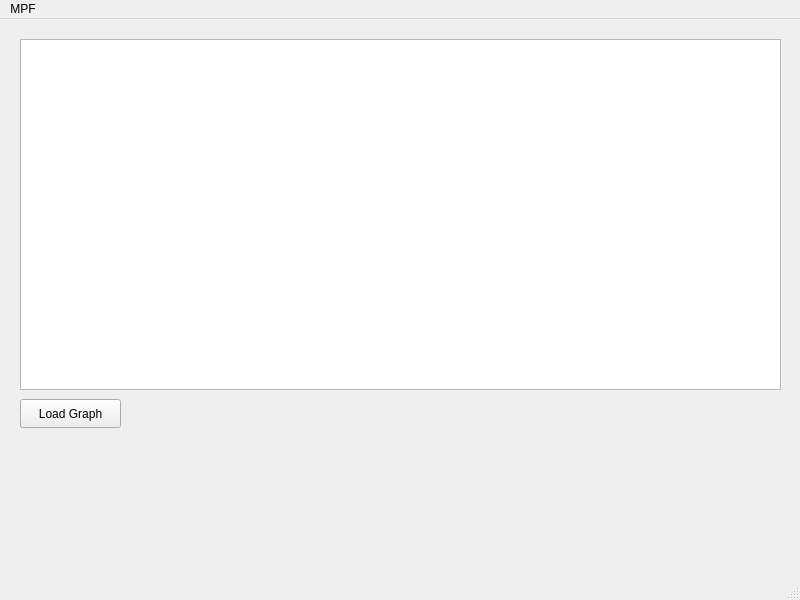
citrovin/map-path-finder-embedded-cpp, file mainwindow.ui: the form before one commit.
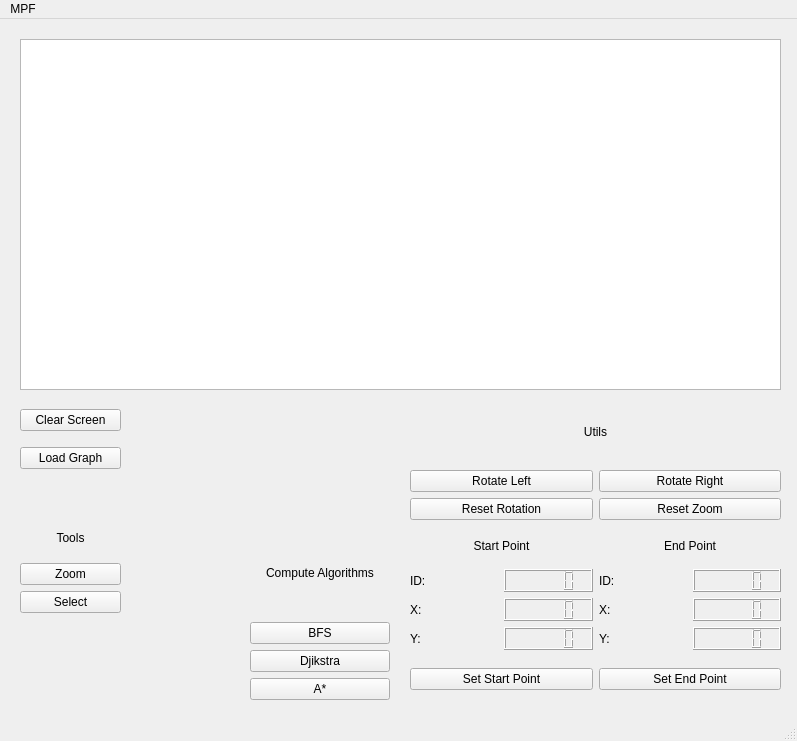
The form after the commit.

Commit message: layout and precision

```diff
--- a/mainwindow.ui
+++ b/mainwindow.ui
@@ -6,8 +6,8 @@
    <rect>
     <x>0</x>
     <y>0</y>
-    <width>800</width>
-    <height>600</height>
+    <width>797</width>
+    <height>741</height>
    </rect>
   </property>
   <property name="windowTitle">
@@ -24,18 +24,301 @@
      </rect>
     </property>
    </widget>
-   <widget class="QPushButton" name="load_graph_button">
+   <widget class="QWidget" name="gridLayoutWidget">
     <property name="geometry">
      <rect>
       <x>20</x>
       <y>380</y>
       <width>101</width>
-      <height>29</height>
+      <height>81</height>
      </rect>
     </property>
-    <property name="text">
-     <string>Load Graph</string>
+    <layout class="QGridLayout" name="gridLayout">
+     <item row="0" column="0">
+      <widget class="QPushButton" name="clear_screen_button">
+       <property name="text">
+        <string>Clear Screen</string>
+       </property>
+      </widget>
+     </item>
+     <item row="2" column="0">
+      <widget class="QPushButton" name="load_graph_button">
+       <property name="text">
+        <string>Load Graph</string>
+       </property>
+      </widget>
+     </item>
+    </layout>
+   </widget>
+   <widget class="QWidget" name="verticalLayoutWidget_2">
+    <property name="geometry">
+     <rect>
+      <x>410</x>
+      <y>380</y>
+      <width>371</width>
+      <height>121</height>
+     </rect>
     </property>
+    <layout class="QVBoxLayout" name="verticalLayout_2">
+     <item>
+      <widget class="QLabel" name="label_3">
+       <property name="text">
+        <string>Utils</string>
+       </property>
+       <property name="alignment">
+        <set>Qt::AlignCenter</set>
+       </property>
+      </widget>
+     </item>
+     <item>
+      <layout class="QHBoxLayout" name="horizontalLayout">
+       <item>
+        <widget class="QPushButton" name="util_rotate_left_button">
+         <property name="text">
+          <string>Rotate Left</string>
+         </property>
+        </widget>
+       </item>
+       <item>
+        <widget class="QPushButton" name="util_rotate_right_button">
+         <property name="text">
+          <string>Rotate Right</string>
+         </property>
+        </widget>
+       </item>
+      </layout>
+     </item>
+     <item>
+      <layout class="QHBoxLayout" name="horizontalLayout_2">
+       <item>
+        <widget class="QPushButton" name="util_reset_rotation_button">
+         <property name="text">
+          <string>Reset Rotation</string>
+         </property>
+        </widget>
+       </item>
+       <item>
+        <widget class="QPushButton" name="util_reset_zoom_button">
+         <property name="text">
+          <string>Reset Zoom</string>
+         </property>
+        </widget>
+       </item>
+      </layout>
+     </item>
+    </layout>
+   </widget>
+   <widget class="QWidget" name="verticalLayoutWidget_3">
+    <property name="geometry">
+     <rect>
+      <x>20</x>
+      <y>500</y>
+      <width>101</width>
+      <height>94</height>
+     </rect>
+    </property>
+    <layout class="QVBoxLayout" name="verticalLayout_3">
+     <item>
+      <widget class="QLabel" name="label_2">
+       <property name="text">
+        <string>Tools</string>
+       </property>
+       <property name="alignment">
+        <set>Qt::AlignCenter</set>
+       </property>
+      </widget>
+     </item>
+     <item>
+      <widget class="QPushButton" name="tool_zoom_button">
+       <property name="text">
+        <string>Zoom</string>
+       </property>
+      </widget>
+     </item>
+     <item>
+      <widget class="QPushButton" name="tool_select_button">
+       <property name="text">
+        <string>Select</string>
+       </property>
+      </widget>
+     </item>
+    </layout>
+   </widget>
+   <widget class="QWidget" name="verticalLayoutWidget_4">
+    <property name="geometry">
+     <rect>
+      <x>410</x>
+      <y>510</y>
+      <width>371</width>
+      <height>121</height>
+     </rect>
+    </property>
+    <layout class="QVBoxLayout" name="verticalLayout_4">
+     <item>
+      <layout class="QHBoxLayout" name="horizontalLayout_3">
+       <item>
+        <widget class="QLabel" name="label_11">
+         <property name="text">
+          <string>Start Point</string>
+         </property>
+         <property name="alignment">
+          <set>Qt::AlignCenter</set>
+         </property>
+        </widget>
+       </item>
+       <item>
+        <widget class="QLabel" name="label_10">
+         <property name="text">
+          <string>End Point</string>
+         </property>
+         <property name="alignment">
+          <set>Qt::AlignCenter</set>
+         </property>
+        </widget>
+       </item>
+      </layout>
+     </item>
+     <item>
+      <layout class="QGridLayout" name="gridLayout_2">
+       <item row="3" column="1">
+        <widget class="QLCDNumber" name="lcd_start_y"/>
+       </item>
+       <item row="2" column="1">
+        <widget class="QLCDNumber" name="lcd_start_x"/>
+       </item>
+       <item row="2" column="0">
+        <widget class="QLabel" name="label_5">
+         <property name="text">
+          <string>X:</string>
+         </property>
+        </widget>
+       </item>
+       <item row="2" column="2">
+        <widget class="QLabel" name="label_8">
+         <property name="text">
+          <string>X:</string>
+         </property>
+        </widget>
+       </item>
+       <item row="3" column="0">
+        <widget class="QLabel" name="label_6">
+         <property name="text">
+          <string>Y:</string>
+         </property>
+        </widget>
+       </item>
+       <item row="0" column="0">
+        <widget class="QLabel" name="label_4">
+         <property name="text">
+          <string>ID:</string>
+         </property>
+        </widget>
+       </item>
+       <item row="2" column="3">
+        <widget class="QLCDNumber" name="lcd_end_x"/>
+       </item>
+       <item row="0" column="3">
+        <widget class="QLCDNumber" name="lcd_end_id"/>
+       </item>
+       <item row="3" column="3">
+        <widget class="QLCDNumber" name="lcd_end_y"/>
+       </item>
+       <item row="0" column="1">
+        <widget class="QLCDNumber" name="lcd_start_id">
+         <property name="lineWidth">
+          <number>1</number>
+         </property>
+         <property name="segmentStyle">
+          <enum>QLCDNumber::Filled</enum>
+         </property>
+        </widget>
+       </item>
+       <item row="3" column="2">
+        <widget class="QLabel" name="label_9">
+         <property name="text">
+          <string>Y:</string>
+         </property>
+        </widget>
+       </item>
+       <item row="0" column="2">
+        <widget class="QLabel" name="label_7">
+         <property name="text">
+          <string>ID:</string>
+         </property>
+        </widget>
+       </item>
+      </layout>
+     </item>
+    </layout>
+   </widget>
+   <widget class="QWidget" name="verticalLayoutWidget">
+    <property name="geometry">
+     <rect>
+      <x>250</x>
+      <y>510</y>
+      <width>140</width>
+      <height>171</height>
+     </rect>
+    </property>
+    <layout class="QVBoxLayout" name="verticalLayout">
+     <item>
+      <widget class="QLabel" name="label">
+       <property name="text">
+        <string>Compute Algorithms</string>
+       </property>
+       <property name="alignment">
+        <set>Qt::AlignCenter</set>
+       </property>
+      </widget>
+     </item>
+     <item>
+      <widget class="QPushButton" name="algo_bfs_button">
+       <property name="text">
+        <string>BFS</string>
+       </property>
+      </widget>
+     </item>
+     <item>
+      <widget class="QPushButton" name="algo_djikstra_button">
+       <property name="text">
+        <string>Djikstra</string>
+       </property>
+      </widget>
+     </item>
+     <item>
+      <widget class="QPushButton" name="algo_astar_button">
+       <property name="text">
+        <string>A*</string>
+       </property>
+      </widget>
+     </item>
+    </layout>
+   </widget>
+   <widget class="QWidget" name="horizontalLayoutWidget_4">
+    <property name="geometry">
+     <rect>
+      <x>410</x>
+      <y>640</y>
+      <width>371</width>
+      <height>41</height>
+     </rect>
+    </property>
+    <layout class="QHBoxLayout" name="horizontalLayout_4">
+     <item>
+      <widget class="QPushButton" name="set_start_button">
+       <property name="text">
+        <string>Set Start Point</string>
+       </property>
+      </widget>
+     </item>
+     <item>
+      <widget class="QPushButton" name="set_end_button">
+       <property name="text">
+        <string>Set End Point</string>
+       </property>
+      </widget>
+     </item>
+    </layout>
    </widget>
   </widget>
   <widget class="QMenuBar" name="menubar">
@@ -43,7 +326,7 @@
     <rect>
      <x>0</x>
      <y>0</y>
-     <width>800</width>
+     <width>797</width>
      <height>25</height>
     </rect>
    </property>
```
The commit also changes 4 other files.
